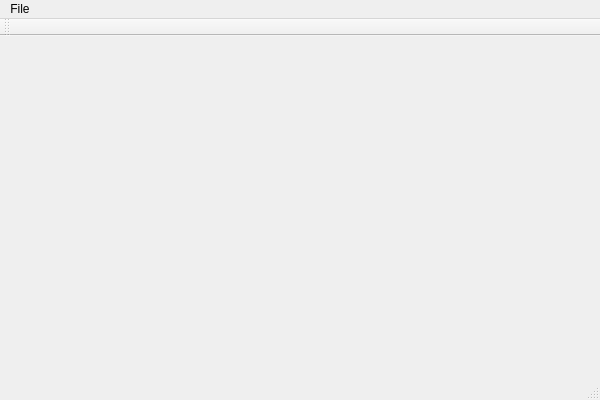
gnishida/OSMTest, file OSMTest/MainWindow.ui: the form before one commit.
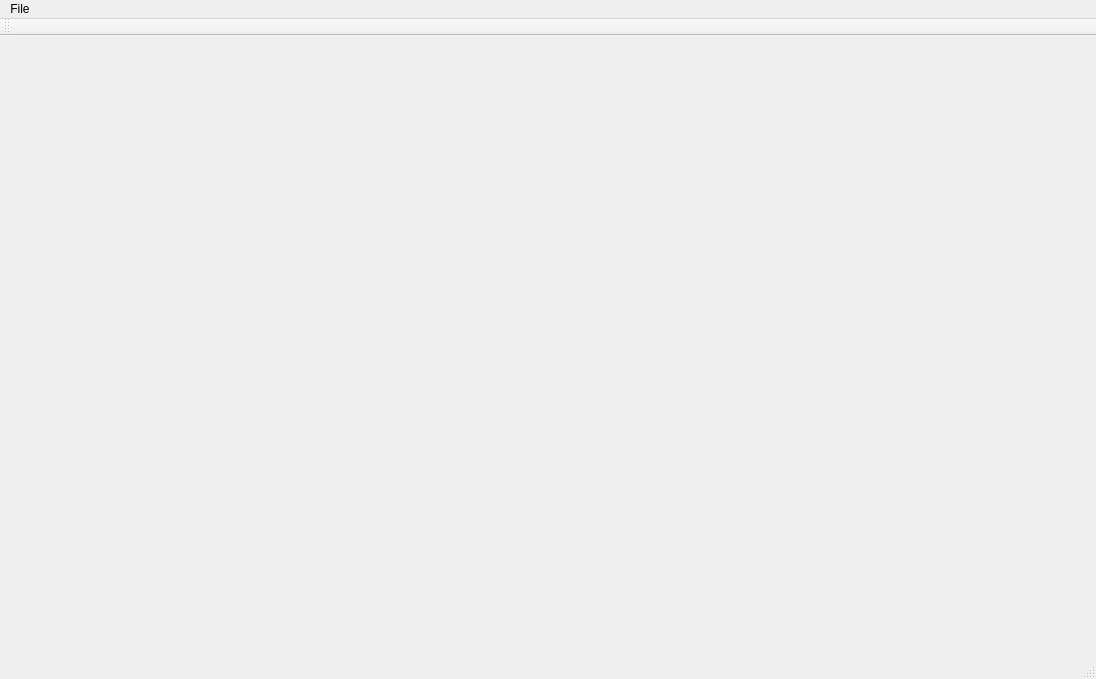
The form after the commit.

Patch:
```diff
--- a/OSMTest/MainWindow.ui
+++ b/OSMTest/MainWindow.ui
@@ -6,8 +6,8 @@
    <rect>
     <x>0</x>
     <y>0</y>
-    <width>600</width>
-    <height>400</height>
+    <width>1096</width>
+    <height>679</height>
    </rect>
   </property>
   <property name="windowTitle">
@@ -19,7 +19,7 @@
     <rect>
      <x>0</x>
      <y>0</y>
-     <width>600</width>
+     <width>1096</width>
      <height>21</height>
     </rect>
    </property>
```
